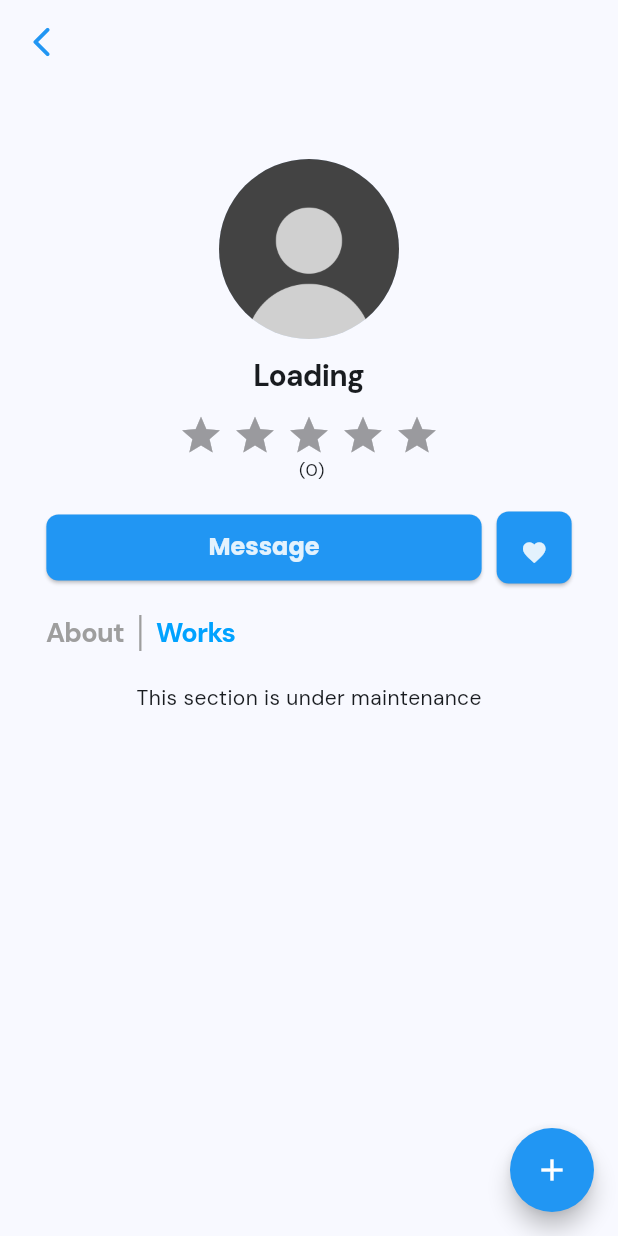
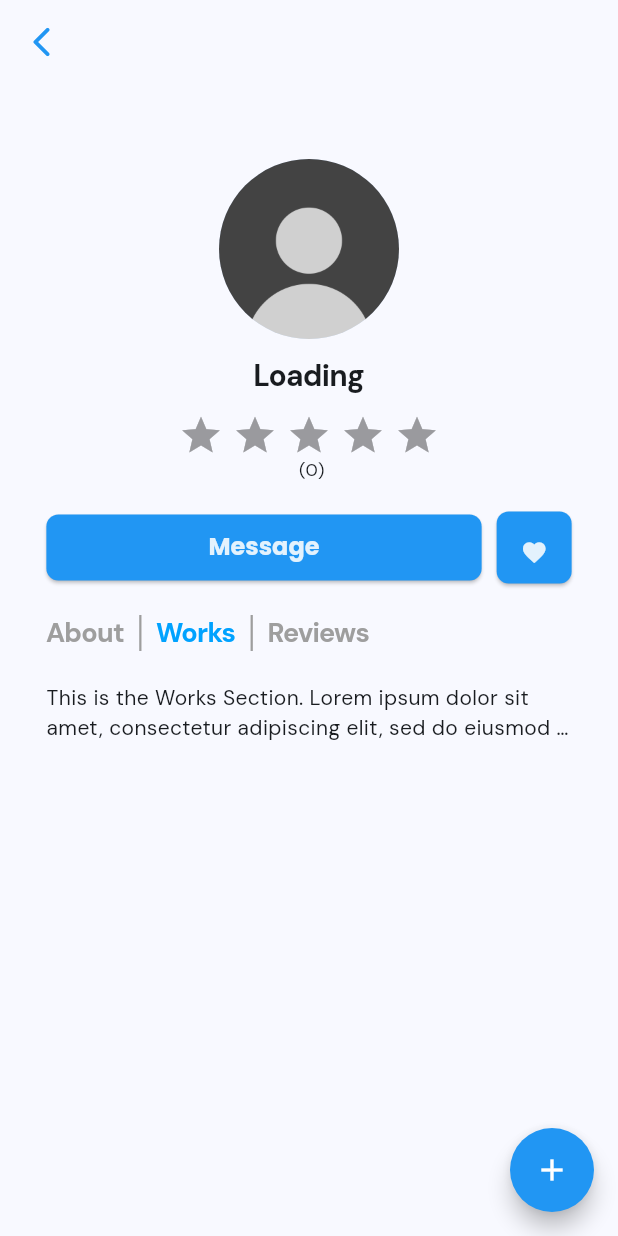
Before and after one commit to enbernaldez/athomeconvenience, a Flutter app: the ShopProfilePage screen opened directly, after a tap on "Works", on a phone screen of 412 x 824 dp. Run offline on Flutter 3.47's test engine with Material 2 defaults, Android fonts, the phone set to English and light mode, and no system bars; drawn by our look-alikes of auto_size_text, flutter_rating_bar; our stand-ins replace cloud_firestore, convex_bottom_bar, country_picker, email_validator, firebase_auth, firebase_core and 8 more; accounts and stored records are empty.

Commit message:
review section

```diff
--- a/lib/functions/functions.dart
+++ b/lib/functions/functions.dart
@@ -64,9 +64,11 @@ class ImageHandler {
 
   static Future getImage(ImageSource media) async {
     var img = await picker.pickImage(source: media);
+    print('img: $img');
 
     if (img != null) {
       _image = img;
+      print('_image: $_image');
     }
   }
 
@@ -248,7 +250,6 @@ class RateHandler {
                     String strRating = selectedRating!.toString();
                     handleRateReview(shopUid, strRating, reviewController.text);
                     Navigator.pop(context);
-                    fetchAverageRating(context, shopUid);
                   } else {
                     showToast('Please input your rating.');
                   }
--- a/lib/shop_profile_page.dart
+++ b/lib/shop_profile_page.dart
@@ -2,6 +2,7 @@ import 'package:athomeconvenience/functions/fetch_data.dart';
 import 'package:athomeconvenience/widgets/buttons.dart';
 import 'package:athomeconvenience/widgets/message/conversation.dart';
 import 'package:athomeconvenience/widgets/shopProfileView/about.dart';
+import 'package:athomeconvenience/widgets/shopProfileView/reviews.dart';
 import 'package:athomeconvenience/widgets/shopProfileView/works.dart';
 import 'package:athomeconvenience/functions/functions.dart';
 import 'package:athomeconvenience/widgets/star_rating.dart';
@@ -38,6 +39,8 @@ class _ShopProfilePageState extends State<ShopProfilePage> {
   bool disableButton = false;
   Color? liked;
   bool isAbout = true;
+  bool isWorks = false;
+  bool isReviews = false;
 
   Future<void> fetchChatDocId() async {
     try {
@@ -66,7 +69,6 @@ class _ShopProfilePageState extends State<ShopProfilePage> {
 
   @override
   Widget build(BuildContext context) {
-
     void handleLike() async {
       try {
         // Fetch the user document
@@ -251,6 +253,8 @@ class _ShopProfilePageState extends State<ShopProfilePage> {
                         onTap: () {
                           setState(() {
                             isAbout = true;
+                            isWorks = false;
+                            isReviews = false;
                           });
                         },
                         child: Text(
@@ -279,6 +283,8 @@ class _ShopProfilePageState extends State<ShopProfilePage> {
                         onTap: () {
                           setState(() {
                             isAbout = false;
+                            isWorks = true;
+                            isReviews = false;
                           });
                         },
                         child: Text(
@@ -287,7 +293,37 @@ class _ShopProfilePageState extends State<ShopProfilePage> {
                               letterSpacing: -0.5,
                               fontSize: 18,
                               fontWeight: FontWeight.bold,
-                              color: isAbout == false
+                              color: isWorks == true
+                                  ? const Color(0xFF00A2FF)
+                                  : Colors.grey),
+                        ),
+                      ),
+                      const SizedBox(
+                        width: 10,
+                      ),
+                      Container(
+                        height: 24, //adjust nalang height
+                        width: 1.5,
+                        decoration: const BoxDecoration(color: Colors.grey),
+                      ),
+                      const SizedBox(
+                        width: 10,
+                      ),
+                      GestureDetector(
+                        onTap: () {
+                          setState(() {
+                            isAbout = false;
+                            isWorks = false;
+                            isReviews = true;
+                          });
+                        },
+                        child: Text(
+                          "Reviews",
+                          style: GoogleFonts.dmSans(
+                              letterSpacing: -0.5,
+                              fontSize: 18,
+                              fontWeight: FontWeight.bold,
+                              color: isReviews == true
                                   ? const Color(0xFF00A2FF)
                                   : Colors.grey),
                         ),
@@ -309,7 +345,22 @@ class _ShopProfilePageState extends State<ShopProfilePage> {
                               '${shopData['service_start']} - ${shopData['service_end']}' ??
                                   "Loading...",
                         )
-                      : const WorksSection()
+                      : (isWorks == true
+                          ? const WorksSection()
+                          : (isReviews == true
+                              ? ReviewsSection(
+                                  shopUid: widget.shopUid,
+                                )
+                              : const Center(
+                                  child: Column(
+                                    children: [
+                                      Text("There seems to be a problem."),
+                                      Text(
+                                        "Please exit the app and try again.",
+                                      ),
+                                    ],
+                                  ),
+                                )))
                 ],
               ),
             ),
--- a/lib/widgets/shopProfileView/works.dart
+++ b/lib/widgets/shopProfileView/works.dart
@@ -6,7 +6,11 @@ class WorksSection extends StatelessWidget {
   @override
   Widget build(BuildContext context) {
     return const Center(
-      child: Text("This section is under maintenance"),
+      child: Text(
+        "This is the Works Section. Lorem ipsum dolor sit amet, consectetur adipiscing elit, sed do eiusmod tempor incididunt ut labore et dolore magna aliqua.",
+        maxLines: 2,
+        overflow: TextOverflow.ellipsis,
+      ),
     );
   }
 }
--- a/lib/widgets/shop_card.dart
+++ b/lib/widgets/shop_card.dart
@@ -1,5 +1,4 @@
 import 'package:athomeconvenience/functions/functions.dart';
-import 'package:athomeconvenience/likes_page.dart';
 import 'package:athomeconvenience/shop_profile_page.dart';
 import 'package:cloud_firestore/cloud_firestore.dart';
 import 'package:firebase_auth/firebase_auth.dart';
```
Also changed, not shown: lib/functions/fetch_data.dart (+28 -0 lines), lib/registration_page.dart (+14 -1 lines), lib/shop_list_page.dart (+0 -38 lines), lib/trial.dart (added, +165 -0 lines), lib/widgets/review_card.dart (added, +80 -0 lines), lib/widgets/shopProfileView/reviews.dart (added, +85 -0 lines). Lines whose indentation alone changed are shown as unchanged.
